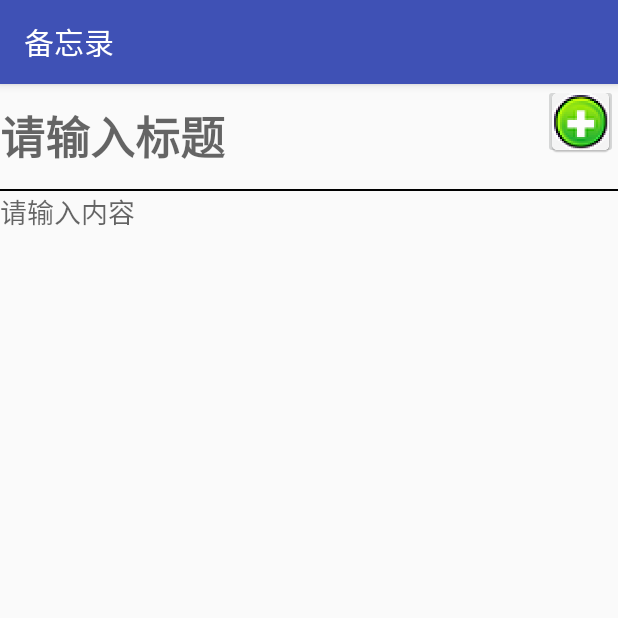
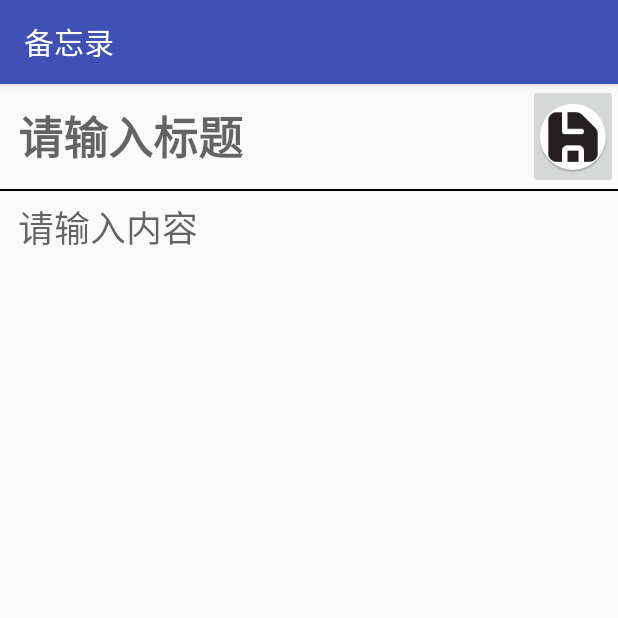
Before and after one commit to NSG-YEYING/memo, an Android app: the screen it shows after launch (AddActivity), after a tap on an icon or button, on a phone screen of 412 x 824 dp, the top half of it. Run offline under Robolectric (Android 15) with nearby library versions, the phone set to English and light mode, and no system bars; 2 statements that could not run were skipped.

Commit message:
icon change

```diff
--- a/memo/app/src/main/java/hanz/com/mymemo/MainActivity.java
+++ b/memo/app/src/main/java/hanz/com/mymemo/MainActivity.java
@@ -1,6 +1,9 @@
 package hanz.com.mymemo;
 
+import android.content.BroadcastReceiver;
+import android.content.Context;
 import android.content.Intent;
+import android.content.IntentFilter;
 import android.os.Bundle;
 import android.support.v7.app.AppCompatActivity;
 import android.view.View;
@@ -16,8 +19,6 @@ import hanz.com.mymemo.addmemo.AddActivity;
 
 public class MainActivity extends AppCompatActivity {
 
-    private TextView title;
-    private EditText serch_data;
     private ImageView add_btn;
 
     private ListView memo_datas;
@@ -34,22 +35,40 @@ public class MainActivity extends AppCompatActivity {
         memo_datas = (ListView)findViewById(R.id.memo_datas);
         add_btn = (ImageView)findViewById(R.id.add_btn) ;
 
-        //测试数据
-//        getData();
+//        获取数据
        datas =  new GetDataArrayList().getData(this);
 
-        MainAdapter adapter = new MainAdapter(this,datas);
+        MainAdapter adapter = new MainAdapter(this, datas);
         memo_datas.setAdapter(adapter);
         //添加功能
         add_btn.setOnClickListener(new View.OnClickListener() {
             @Override
             public void onClick(View v) {
                 //跳转添加页面
-                Intent intent = new Intent();
-                intent.setClass(MainActivity.this, AddActivity.class);
-                startActivity(intent);
+                startActivity(new Intent(MainActivity.this, AddActivity.class));
+
             }
         });
+
+        IntentFilter filter = new IntentFilter(AddActivity.action);
+        registerReceiver(receiver, filter);
+
     }
 
+    BroadcastReceiver receiver = new BroadcastReceiver() {
+        @Override
+        public void onReceive(Context context, Intent intent) {
+            datas =  new GetDataArrayList().getData(MainActivity.this);
+
+            MainAdapter adapter = new MainAdapter(MainActivity.this, datas);
+            memo_datas.setAdapter(adapter);
+        }
+    };
+
+    @Override
+    protected void onDestroy() {
+        super.onDestroy();
+
+        unregisterReceiver(receiver);
+    }
 }
--- a/memo/app/src/main/java/hanz/com/mymemo/addmemo/AddActivity.java
+++ b/memo/app/src/main/java/hanz/com/mymemo/addmemo/AddActivity.java
@@ -13,10 +13,13 @@ import android.widget.Toast;
 import java.util.Calendar;
 
 import hanz.com.mymemo.DB.DBHelper;
+import hanz.com.mymemo.DB.GetDataArrayList;
 import hanz.com.mymemo.MainActivity;
 import hanz.com.mymemo.R;
 
 public class AddActivity extends AppCompatActivity {
+
+    public static final String action = "mainActivity_action";
 
     private EditText data_title;
     private EditText data_content;
@@ -79,9 +82,8 @@ public class AddActivity extends AppCompatActivity {
 
         Toast.makeText(getApplicationContext(), "添加成功", Toast.LENGTH_SHORT).show();
 
-//        Intent intent = new Intent();
-//        intent.setClass(AddActivity.this, MainActivity.class);
-//        startActivity(intent);
+        Intent intent = new Intent(action);
+        sendBroadcast(intent);
 
         finish();
     }
--- a/memo/app/src/main/res/layout/add_memo.xml
+++ b/memo/app/src/main/res/layout/add_memo.xml
@@ -19,15 +19,16 @@
             android:hint="@string/data_title_hint"
             android:textColor="#000000"
             android:textSize="30sp"
-        android:textStyle="bold"/>
+            android:textStyle="bold"
+            android:paddingStart="12dp"/>
 
         <ImageButton
-            android:layout_width="50dp"
-            android:layout_height="50dp"
+            android:layout_width="60dp"
+            android:layout_height="70dp"
             android:id="@+id/complete_btn"
-            android:src="@mipmap/add_btn"
+            android:src="@mipmap/save_icon"
             android:layout_alignParentRight="true"
-            android:layout_gravity="right|center"/>
+            android:layout_gravity="center_vertical"/>
 
     </RelativeLayout>
 
@@ -48,6 +49,8 @@
         android:selectAllOnFocus="true"
         android:gravity="left"
         android:hint="@string/date_content_hint"
-        />
+        android:paddingStart="12dp"
+        android:paddingTop="6dp"
+        android:textSize="24sp"/>
 
 </RelativeLayout>
```
Also changed, not shown: memo/app/src/main/res/layout/activity_main.xml (+12 -4 lines), memo/app/src/main/res/mipmap-hdpi/save_icon.png (added), memo/app/src/main/res/mipmap-hdpi/search_icon.png (added), memo/app/src/main/res/mipmap-mdpi/save_icon.png (added), memo/app/src/main/res/mipmap-mdpi/search_icon.png (added), memo/app/src/main/res/mipmap-xhdpi/save_icon.png (added), memo/app/src/main/res/mipmap-xhdpi/search_icon.png (added), memo/app/src/main/res/mipmap-xxhdpi/save_icon.png (added), memo/app/src/main/res/mipmap-xxhdpi/search_icon.png (added), memo/app/src/main/res/mipmap-xxxhdpi/save_icon.png (added), memo/app/src/main/res/mipmap-xxxhdpi/search_icon.png (added). Lines whose indentation alone changed are shown as unchanged.
